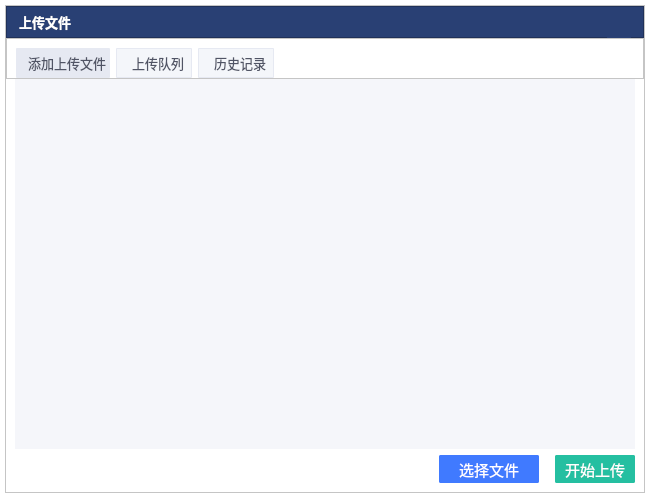
First picture: the form in uploadfiledialog.ui, repository ZhouMei20220810/TEST, before the edit.
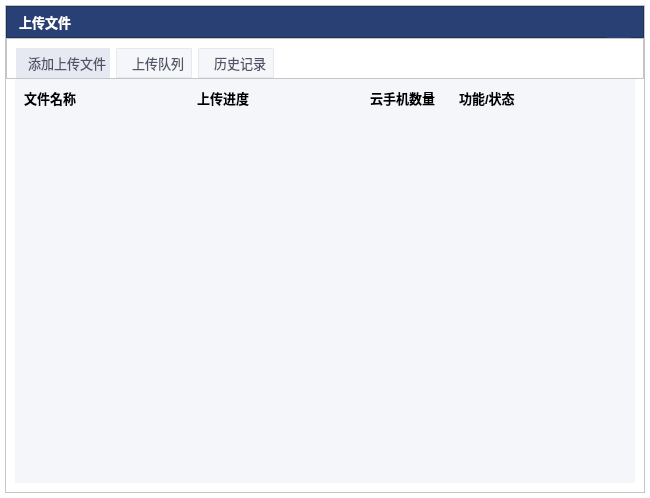
Second picture: the form after the edit. Icons and pictures are not drawn.

Commit message: 上传文件历史记录

Diff of the .ui file:
```diff
--- a/uploadfiledialog.ui
+++ b/uploadfiledialog.ui
@@ -756,6 +756,13 @@
             </layout>
            </widget>
           </item>
+          <item>
+           <widget class="QListWidget" name="listWidgetChooseFile">
+            <property name="styleSheet">
+             <string notr="true">border:none;background-color:#FFF5F6FA;</string>
+            </property>
+           </widget>
+          </item>
           <item>
            <layout class="QHBoxLayout" name="horizontalLayout_4">
             <property name="spacing">
@@ -831,153 +838,6 @@
             </item>
             <item>
              <widget class="QToolButton" name="toolBtnUpload">
-              <property name="minimumSize">
-               <size>
-                <width>80</width>
-                <height>28</height>
-               </size>
-              </property>
-              <property name="maximumSize">
-               <size>
-                <width>80</width>
-                <height>28</height>
-               </size>
-              </property>
-              <property name="font">
-               <font>
-                <pointsize>11</pointsize>
-               </font>
-              </property>
-              <property name="cursor">
-               <cursorShape>PointingHandCursor</cursorShape>
-              </property>
-              <property name="styleSheet">
-               <string notr="true"> QToolButton {
-     border: 2px solid #FF25BFA1;
-     border-radius:2px;
-	 background-color: #FF25BFA1;
-	 color:#FFFFFFFF;
- }
-QToolButton:hover
-{
-	border:2px solid  #FF25BFA1;
-	background-color: #FF25BFA1;
-}
- QToolButton:pressed {
-     border: 2px solid #FF25BFA1;
-     border-radius: 2px;
-	 background-color: #FF25BFA1;
-	 color:#FFFFFFFF;
- }
-
- QToolButton:flat {
-     border: none; /* no border for a flat push button */
- }
-
- QToolButton:default {
-     border-color: navy; /* make the default button prominent */
- }
-</string>
-              </property>
-              <property name="text">
-               <string>开始上传</string>
-              </property>
-             </widget>
-            </item>
-           </layout>
-          </item>
-         </layout>
-        </widget>
-        <widget class="QWidget" name="pageChooseFile">
-         <property name="styleSheet">
-          <string notr="true">border:none;</string>
-         </property>
-         <layout class="QVBoxLayout" name="verticalLayout_4">
-          <property name="topMargin">
-           <number>0</number>
-          </property>
-          <item>
-           <widget class="QListWidget" name="listWidgetChooseFile">
-            <property name="styleSheet">
-             <string notr="true">background-color:#FFF5F6FA;</string>
-            </property>
-           </widget>
-          </item>
-          <item>
-           <layout class="QHBoxLayout" name="horizontalLayout_5">
-            <property name="spacing">
-             <number>16</number>
-            </property>
-            <item>
-             <spacer name="horizontalSpacer_6">
-              <property name="orientation">
-               <enum>Qt::Horizontal</enum>
-              </property>
-              <property name="sizeHint" stdset="0">
-               <size>
-                <width>40</width>
-                <height>20</height>
-               </size>
-              </property>
-             </spacer>
-            </item>
-            <item>
-             <widget class="QToolButton" name="toolBtnSelectFile_2">
-              <property name="minimumSize">
-               <size>
-                <width>100</width>
-                <height>28</height>
-               </size>
-              </property>
-              <property name="maximumSize">
-               <size>
-                <width>100</width>
-                <height>28</height>
-               </size>
-              </property>
-              <property name="font">
-               <font>
-                <pointsize>11</pointsize>
-               </font>
-              </property>
-              <property name="cursor">
-               <cursorShape>PointingHandCursor</cursorShape>
-              </property>
-              <property name="styleSheet">
-               <string notr="true"> QToolButton {
-     border: 2px solid #FF407AFF;
-     border-radius:2px;
-	 background-color: #FF407AFF;
-	 color:#FFFFFFFF;
- }
-QToolButton:hover
-{
-	border:2px solid  #FF407AFF;
-	background-color: #FF407AFF;
-}
- QToolButton:pressed {
-     border: 2px solid #FF407AFF;
-     border-radius: 2px;
-	 background-color: #FF407AFF;
-	 color:#FFFFFFFF;
- }
-
- QToolButton:flat {
-     border: none; /* no border for a flat push button */
- }
-
- QToolButton:default {
-     border-color: navy; /* make the default button prominent */
- }
-</string>
-              </property>
-              <property name="text">
-               <string>选择文件</string>
-              </property>
-             </widget>
-            </item>
-            <item>
-             <widget class="QToolButton" name="toolBtnUpload_2">
               <property name="minimumSize">
                <size>
                 <width>80</width>
```
Left out of the diff: 2 changed lines with no effect on the pictures. The commit also changes 3 other files.
